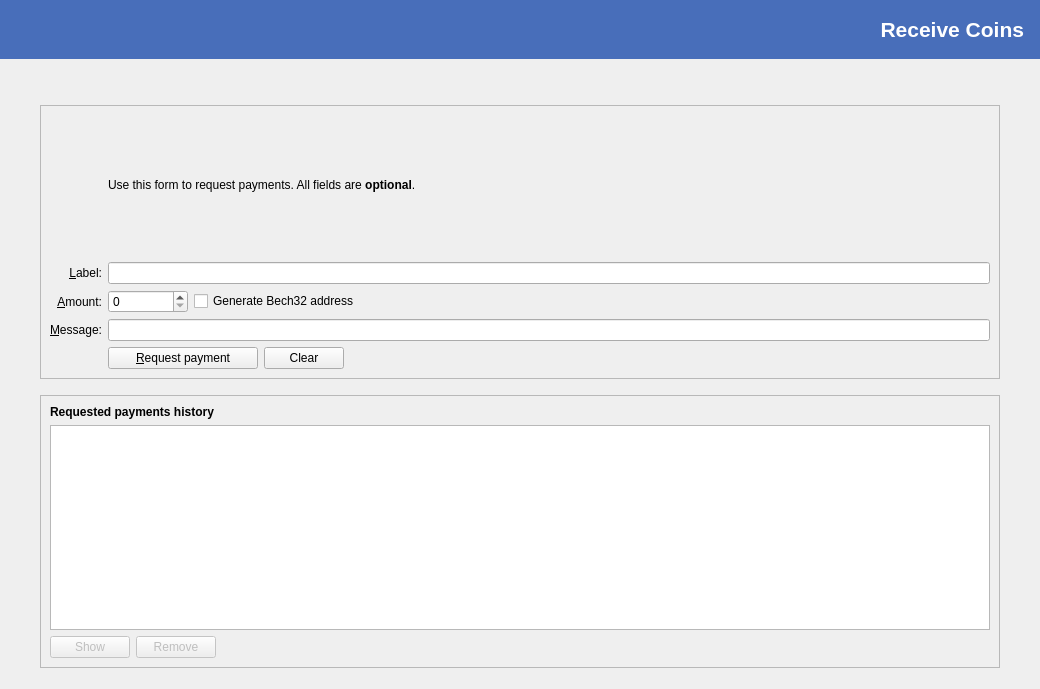
The window that src/qt/forms/receivecoinsdialog.ui (deeponion/deeponion) describes before a commit, drawn with Qt 5.
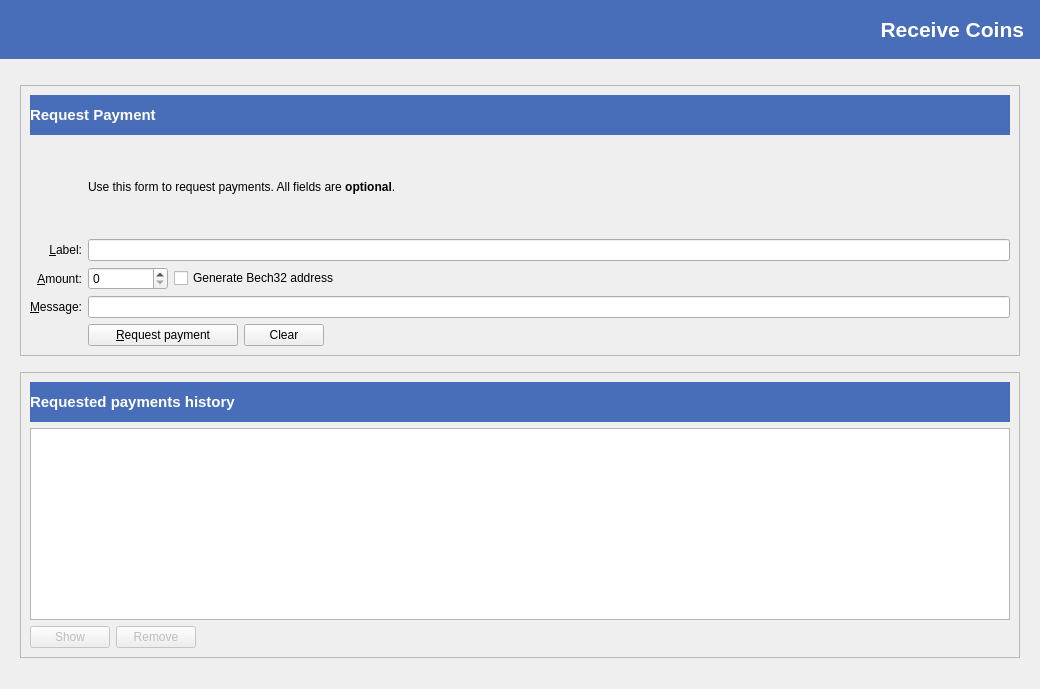
The same window after the commit. Icons and pictures are not drawn. Custom widgets are drawn as their Qt base class.

Commit message: updated various UI screens

Diff of the .ui file:
```diff
--- a/src/qt/forms/receivecoinsdialog.ui
+++ b/src/qt/forms/receivecoinsdialog.ui
@@ -63,7 +63,7 @@
      <property name="sizeHint" stdset="0">
       <size>
        <width>20</width>
-       <height>40</height>
+       <height>20</height>
       </size>
      </property>
     </spacer>
@@ -80,7 +80,7 @@
        </property>
        <property name="sizeHint" stdset="0">
         <size>
-         <width>40</width>
+         <width>20</width>
          <height>20</height>
         </size>
        </property>
@@ -103,6 +103,41 @@
           <enum>QFrame::Sunken</enum>
          </property>
          <layout class="QVBoxLayout" name="verticalLayout_3">
+          <item>
+           <widget class="QLabel" name="labelRequestCoinTitle">
+            <property name="sizePolicy">
+             <sizepolicy hsizetype="Preferred" vsizetype="Preferred">
+              <horstretch>0</horstretch>
+              <verstretch>0</verstretch>
+             </sizepolicy>
+            </property>
+            <property name="minimumSize">
+             <size>
+              <width>0</width>
+              <height>40</height>
+             </size>
+            </property>
+            <property name="maximumSize">
+             <size>
+              <width>16777215</width>
+              <height>40</height>
+             </size>
+            </property>
+            <property name="font">
+             <font>
+              <pointsize>11</pointsize>
+              <weight>75</weight>
+              <bold>true</bold>
+             </font>
+            </property>
+            <property name="styleSheet">
+             <string notr="true">background-color: #486EBA; color: white;</string>
+            </property>
+            <property name="text">
+             <string>Request Payment</string>
+            </property>
+           </widget>
+          </item>
           <item>
            <layout class="QGridLayout" name="gridLayout">
             <item row="5" column="0">
@@ -338,17 +373,33 @@
           <enum>QFrame::StyledPanel</enum>
          </property>
          <property name="frameShadow">
-          <enum>QFrame::Raised</enum>
+          <enum>QFrame::Sunken</enum>
          </property>
          <layout class="QVBoxLayout" name="verticalLayout_2">
           <item>
-           <widget class="QLabel" name="label_6">
+           <widget class="QLabel" name="labelRequestedPaymentHistory">
+            <property name="minimumSize">
+             <size>
+              <width>0</width>
+              <height>40</height>
+             </size>
+            </property>
+            <property name="maximumSize">
+             <size>
+              <width>16777215</width>
+              <height>40</height>
+             </size>
+            </property>
             <property name="font">
              <font>
+              <pointsize>11</pointsize>
               <weight>75</weight>
               <bold>true</bold>
              </font>
             </property>
+            <property name="styleSheet">
+             <string notr="true">background-color: #486EBA; color: white;</string>
+            </property>
             <property name="text">
              <string>Requested payments history</string>
             </property>
@@ -439,7 +490,7 @@
        </property>
        <property name="sizeHint" stdset="0">
         <size>
-         <width>40</width>
+         <width>20</width>
          <height>20</height>
         </size>
        </property>
@@ -458,7 +509,7 @@
      <property name="sizeHint" stdset="0">
       <size>
        <width>20</width>
-       <height>10</height>
+       <height>20</height>
       </size>
      </property>
     </spacer>
```
The commit also changes 3 other files.
